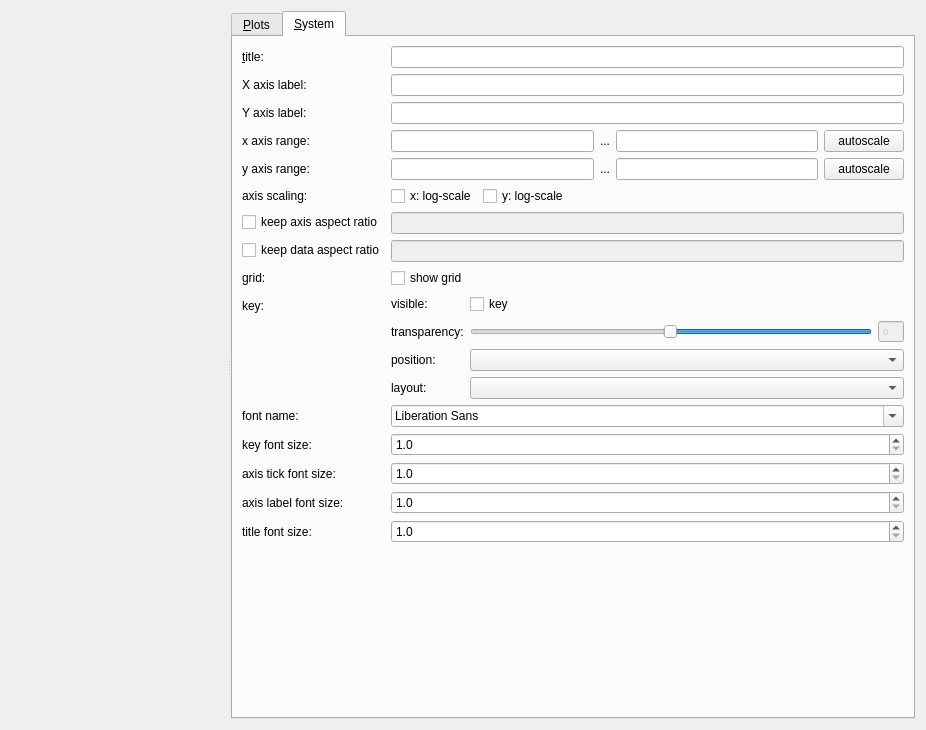
jkriege2/QuickFit3, file plugins/table/qfrdrtableplotwidget.ui: the form before one commit.
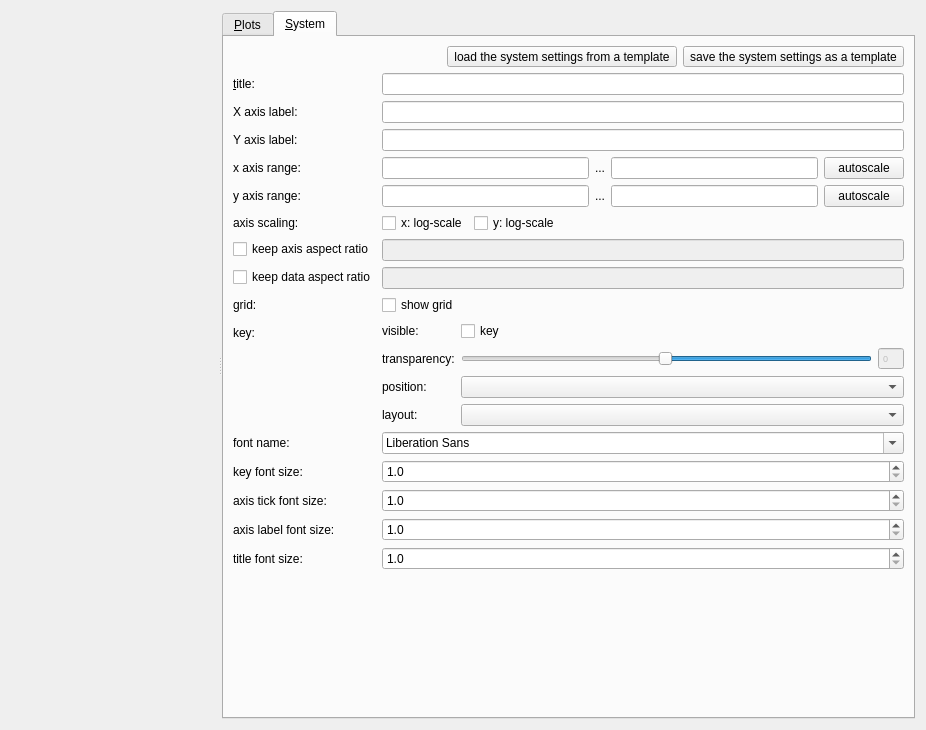
The form after the commit. The open tabs and pages were chosen to show the change. Icons and pictures are not drawn. Custom widgets are drawn as their Qt base class.

Commit message: QuickFit3/table: added possibility to save/load graph settings to/from template file LIB/Qt/JKQtPlotter: improved placement of key and outside-elements (color bars ...) QuickFit3/imFCS: bugfix: column name for overview plot QuickFit3/SPIMB040: save/load optics setup now also save global QFExtension settings of all hardware control plugins, if they implement QFExtensionGlobalSettingsReadWrite

The edit to the form file:
```diff
--- a/plugins/table/qfrdrtableplotwidget.ui
+++ b/plugins/table/qfrdrtableplotwidget.ui
@@ -1302,7 +1302,7 @@
         <string>&amp;System</string>
        </attribute>
        <layout class="QFormLayout" name="formLayout_3">
-        <item row="0" column="0">
+        <item row="3" column="0">
          <widget class="QLabel" name="label_9">
           <property name="text">
            <string>&amp;title:</string>
@@ -1312,10 +1312,17 @@
           </property>
          </widget>
         </item>
-        <item row="0" column="1">
-         <widget class="QLineEdit" name="edtTitle"/>
+        <item row="3" column="1">
+         <widget class="QLineEdit" name="edtTitle">
+          <property name="sizePolicy">
+           <sizepolicy hsizetype="MinimumExpanding" vsizetype="Fixed">
+            <horstretch>0</horstretch>
+            <verstretch>0</verstretch>
+           </sizepolicy>
+          </property>
+         </widget>
         </item>
-        <item row="1" column="0">
+        <item row="4" column="0">
          <widget class="QLabel" name="label_7">
           <property name="text">
            <string>X axis label:</string>
@@ -1325,10 +1332,17 @@
           </property>
          </widget>
         </item>
-        <item row="1" column="1">
-         <widget class="QLineEdit" name="edtXLabel"/>
+        <item row="4" column="1">
+         <widget class="QLineEdit" name="edtXLabel">
+          <property name="sizePolicy">
+           <sizepolicy hsizetype="MinimumExpanding" vsizetype="Fixed">
+            <horstretch>0</horstretch>
+            <verstretch>0</verstretch>
+           </sizepolicy>
+          </property>
+         </widget>
         </item>
-        <item row="2" column="0">
+        <item row="5" column="0">
          <widget class="QLabel" name="label_8">
           <property name="text">
            <string>Y axis label:</string>
@@ -1338,10 +1352,17 @@
           </property>
          </widget>
         </item>
-        <item row="2" column="1">
-         <widget class="QLineEdit" name="edtYLabel"/>
+        <item row="5" column="1">
+         <widget class="QLineEdit" name="edtYLabel">
+          <property name="sizePolicy">
+           <sizepolicy hsizetype="MinimumExpanding" vsizetype="Fixed">
+            <horstretch>0</horstretch>
+            <verstretch>0</verstretch>
+           </sizepolicy>
+          </property>
+         </widget>
         </item>
-        <item row="3" column="0">
+        <item row="6" column="0">
          <widget class="QLabel" name="label_10">
           <property name="text">
            <string>x axis range:</string>
@@ -1351,10 +1372,17 @@
           </property>
          </widget>
         </item>
-        <item row="3" column="1">
+        <item row="6" column="1">
          <layout class="QHBoxLayout" name="horizontalLayout_3">
           <item>
-           <widget class="QFDoubleEdit" name="edtXMin"/>
+           <widget class="QFDoubleEdit" name="edtXMin">
+            <property name="sizePolicy">
+             <sizepolicy hsizetype="MinimumExpanding" vsizetype="Fixed">
+              <horstretch>0</horstretch>
+              <verstretch>0</verstretch>
+             </sizepolicy>
+            </property>
+           </widget>
           </item>
           <item>
            <widget class="QLabel" name="label_13">
@@ -1364,7 +1392,14 @@
            </widget>
           </item>
           <item>
-           <widget class="QFDoubleEdit" name="edtXMax"/>
+           <widget class="QFDoubleEdit" name="edtXMax">
+            <property name="sizePolicy">
+             <sizepolicy hsizetype="MinimumExpanding" vsizetype="Fixed">
+              <horstretch>0</horstretch>
+              <verstretch>0</verstretch>
+             </sizepolicy>
+            </property>
+           </widget>
           </item>
           <item>
            <widget class="QPushButton" name="btnAutoscaleX">
@@ -1375,7 +1410,7 @@
           </item>
          </layout>
         </item>
-        <item row="4" column="0">
+        <item row="7" column="0">
          <widget class="QLabel" name="label_11">
           <property name="text">
            <string>y axis range:</string>
@@ -1385,10 +1420,17 @@
           </property>
          </widget>
         </item>
-        <item row="4" column="1">
+        <item row="7" column="1">
          <layout class="QHBoxLayout" name="horizontalLayout_4">
           <item>
-           <widget class="QFDoubleEdit" name="edtYMin"/>
+           <widget class="QFDoubleEdit" name="edtYMin">
+            <property name="sizePolicy">
+             <sizepolicy hsizetype="MinimumExpanding" vsizetype="Fixed">
+              <horstretch>0</horstretch>
+              <verstretch>0</verstretch>
+             </sizepolicy>
+            </property>
+           </widget>
           </item>
           <item>
            <widget class="QLabel" name="label_14">
@@ -1398,7 +1440,14 @@
            </widget>
           </item>
           <item>
-           <widget class="QFDoubleEdit" name="edtYMax"/>
+           <widget class="QFDoubleEdit" name="edtYMax">
+            <property name="sizePolicy">
+             <sizepolicy hsizetype="MinimumExpanding" vsizetype="Fixed">
+              <horstretch>0</horstretch>
+              <verstretch>0</verstretch>
+             </sizepolicy>
+            </property>
+           </widget>
           </item>
           <item>
            <widget class="QPushButton" name="btnAutoscaleY">
@@ -1409,7 +1458,7 @@
           </item>
          </layout>
         </item>
-        <item row="5" column="0">
+        <item row="8" column="0">
          <widget class="QLabel" name="label_12">
           <property name="text">
            <string>axis scaling:</string>
@@ -1419,7 +1468,7 @@
           </property>
          </widget>
         </item>
-        <item row="5" column="1">
+        <item row="8" column="1">
          <layout class="QHBoxLayout" name="horizontalLayout_2">
           <item>
            <widget class="QCheckBox" name="chkLogX">
@@ -1450,7 +1499,47 @@
           </item>
          </layout>
         </item>
-        <item row="8" column="0">
+        <item row="9" column="0">
+         <widget class="QCheckBox" name="chkKeepAxisAspect">
+          <property name="text">
+           <string>keep axis aspect ratio</string>
+          </property>
+         </widget>
+        </item>
+        <item row="9" column="1">
+         <widget class="QFDoubleEdit" name="edtAxisAspect">
+          <property name="enabled">
+           <bool>false</bool>
+          </property>
+          <property name="sizePolicy">
+           <sizepolicy hsizetype="MinimumExpanding" vsizetype="Fixed">
+            <horstretch>0</horstretch>
+            <verstretch>0</verstretch>
+           </sizepolicy>
+          </property>
+         </widget>
+        </item>
+        <item row="10" column="0">
+         <widget class="QCheckBox" name="chkKeepDataAspect">
+          <property name="text">
+           <string>keep data aspect ratio</string>
+          </property>
+         </widget>
+        </item>
+        <item row="10" column="1">
+         <widget class="QFDoubleEdit" name="edtDataAspect">
+          <property name="enabled">
+           <bool>false</bool>
+          </property>
+          <property name="sizePolicy">
+           <sizepolicy hsizetype="MinimumExpanding" vsizetype="Fixed">
+            <horstretch>0</horstretch>
+            <verstretch>0</verstretch>
+           </sizepolicy>
+          </property>
+         </widget>
+        </item>
+        <item row="11" column="0">
          <widget class="QLabel" name="label_16">
           <property name="text">
            <string>grid:</string>
@@ -1460,14 +1549,14 @@
           </property>
          </widget>
         </item>
-        <item row="8" column="1">
+        <item row="11" column="1">
          <widget class="QCheckBox" name="chkGrid">
           <property name="text">
            <string>show grid</string>
           </property>
          </widget>
         </item>
-        <item row="9" column="0">
+        <item row="12" column="0">
          <widget class="QLabel" name="label_15">
           <property name="text">
            <string>key:</string>
@@ -1477,124 +1566,7 @@
           </property>
          </widget>
         </item>
-        <item row="10" column="0">
-         <widget class="QLabel" name="label_17">
-          <property name="text">
-           <string>font name:</string>
-          </property>
-          <property name="buddy">
-           <cstring>cmbFontname</cstring>
-          </property>
-         </widget>
-        </item>
-        <item row="10" column="1">
-         <widget class="QFontComboBox" name="cmbFontname"/>
-        </item>
-        <item row="11" column="0">
-         <widget class="QLabel" name="label_18">
-          <property name="text">
-           <string>key font size:</string>
-          </property>
-          <property name="buddy">
-           <cstring>spinKeyFontSize</cstring>
-          </property>
-         </widget>
-        </item>
-        <item row="11" column="1">
-         <widget class="QDoubleSpinBox" name="spinKeyFontSize">
-          <property name="sizePolicy">
-           <sizepolicy hsizetype="Minimum" vsizetype="Fixed">
-            <horstretch>0</horstretch>
-            <verstretch>0</verstretch>
-           </sizepolicy>
-          </property>
-          <property name="decimals">
-           <number>1</number>
-          </property>
-          <property name="minimum">
-           <double>1.000000000000000</double>
-          </property>
-          <property name="maximum">
-           <double>256.000000000000000</double>
-          </property>
-         </widget>
-        </item>
-        <item row="12" column="0">
-         <widget class="QLabel" name="label_19">
-          <property name="text">
-           <string>axis tick font size:</string>
-          </property>
-          <property name="buddy">
-           <cstring>spinAxisFontSize</cstring>
-          </property>
-         </widget>
-        </item>
         <item row="12" column="1">
-         <widget class="QDoubleSpinBox" name="spinAxisFontSize">
-          <property name="sizePolicy">
-           <sizepolicy hsizetype="Minimum" vsizetype="Fixed">
-            <horstretch>0</horstretch>
-            <verstretch>0</verstretch>
-           </sizepolicy>
-          </property>
-          <property name="decimals">
-           <number>1</number>
-          </property>
-          <property name="minimum">
-           <double>1.000000000000000</double>
-          </property>
-          <property name="maximum">
-           <double>256.000000000000000</double>
-          </property>
-         </widget>
-        </item>
-        <item row="13" column="0">
-         <widget class="QLabel" name="label_20">
-          <property name="text">
-           <string>axis label font size:</string>
-          </property>
-          <property name="buddy">
-           <cstring>spinAxisLabelFontSize</cstring>
-          </property>
-         </widget>
-        </item>
-        <item row="13" column="1">
-         <widget class="QDoubleSpinBox" name="spinAxisLabelFontSize">
-          <property name="decimals">
-           <number>1</number>
-          </property>
-          <property name="minimum">
-           <double>1.000000000000000</double>
-          </property>
-          <property name="maximum">
-           <double>256.000000000000000</double>
-          </property>
-         </widget>
-        </item>
-        <item row="14" column="0">
-         <widget class="QLabel" name="label_21">
-          <property name="text">
-           <string>title font size:</string>
-          </property>
-          <property name="buddy">
-           <cstring>spinTitleFontSize</cstring>
-          </property>
-         </widget>
-        </item>
-        <item row="14" column="1">
-         <widget class="QDoubleSpinBox" name="spinTitleFontSize">
-          <property name="decimals">
-           <number>1</number>
-          </property>
-          <property name="minimum">
-           <double>1.000000000000000</double>
-          </property>
-          <property name="maximum">
-           <double>256.000000000000000</double>
-          </property>
-         </widget>
-        </item>
-        <item row="9" column="1">
          <layout class="QFormLayout" name="formLayout_2">
           <property name="fieldGrowthPolicy">
            <enum>QFormLayout::AllNonFixedFieldsGrow</enum>
@@ -1630,6 +1602,12 @@
            <layout class="QHBoxLayout" name="horizontalLayout_6">
             <item>
              <widget class="QSlider" name="sliderKeyTransparency">
+              <property name="sizePolicy">
+               <sizepolicy hsizetype="MinimumExpanding" vsizetype="Fixed">
+                <horstretch>0</horstretch>
+                <verstretch>0</verstretch>
+               </sizepolicy>
+              </property>
               <property name="minimumSize">
                <size>
                 <width>32</width>
@@ -1696,7 +1674,14 @@
            </widget>
           </item>
           <item row="2" column="1">
-           <widget class="JKQTPkeyPositionComboBox" name="cmbKeyPosition"/>
+           <widget class="JKQTPkeyPositionComboBox" name="cmbKeyPosition">
+            <property name="sizePolicy">
+             <sizepolicy hsizetype="MinimumExpanding" vsizetype="Fixed">
+              <horstretch>0</horstretch>
+              <verstretch>0</verstretch>
+             </sizepolicy>
+            </property>
+           </widget>
           </item>
           <item row="3" column="0">
            <widget class="QLabel" name="label_36">
@@ -1709,38 +1694,171 @@
            </widget>
           </item>
           <item row="3" column="1">
-           <widget class="JKQTPkeyLayoutComboBox" name="cmbKeyLayout"/>
+           <widget class="JKQTPkeyLayoutComboBox" name="cmbKeyLayout">
+            <property name="sizePolicy">
+             <sizepolicy hsizetype="MinimumExpanding" vsizetype="Fixed">
+              <horstretch>0</horstretch>
+              <verstretch>0</verstretch>
+             </sizepolicy>
+            </property>
+           </widget>
           </item>
          </layout>
         </item>
-        <item row="6" column="0">
-         <widget class="QCheckBox" name="chkKeepAxisAspect">
+        <item row="13" column="0">
+         <widget class="QLabel" name="label_17">
           <property name="text">
-           <string>keep axis aspect ratio</string>
+           <string>font name:</string>
           </property>
          </widget>
         </item>
-        <item row="6" column="1">
-         <widget class="QFDoubleEdit" name="edtAxisAspect">
-          <property name="enabled">
-           <bool>false</bool>
+        <item row="13" column="1">
+         <widget class="QFontComboBox" name="cmbFontname">
+          <property name="sizePolicy">
+           <sizepolicy hsizetype="MinimumExpanding" vsizetype="Fixed">
+            <horstretch>0</horstretch>
+            <verstretch>0</verstretch>
+           </sizepolicy>
           </property>
          </widget>
         </item>
-        <item row="7" column="1">
-         <widget class="QFDoubleEdit" name="edtDataAspect">
-          <property name="enabled">
-           <bool>false</bool>
+        <item row="14" column="0">
+         <widget class="QLabel" name="label_18">
+          <property name="text">
+           <string>key font size:</string>
           </property>
          </widget>
         </item>
-        <item row="7" column="0">
-         <widget class="QCheckBox" name="chkKeepDataAspect">
+        <item row="14" column="1">
+         <widget class="QDoubleSpinBox" name="spinKeyFontSize">
+          <property name="sizePolicy">
+           <sizepolicy hsizetype="Minimum" vsizetype="Fixed">
+            <horstretch>0</horstretch>
+            <verstretch>0</verstretch>
+           </sizepolicy>
+          </property>
+          <property name="decimals">
+           <number>1</number>
+          </property>
+          <property name="minimum">
+           <double>1.000000000000000</double>
+          </property>
+          <property name="maximum">
+           <double>256.000000000000000</double>
+          </property>
+         </widget>
+        </item>
+        <item row="15" column="0">
+         <widget class="QLabel" name="label_19">
           <property name="text">
-           <string>keep data aspect ratio</string>
+           <string>axis tick font size:</string>
           </property>
          </widget>
         </item>
+        <item row="15" column="1">
+         <widget class="QDoubleSpinBox" name="spinAxisFontSize">
+          <property name="sizePolicy">
+           <sizepolicy hsizetype="Minimum" vsizetype="Fixed">
+            <horstretch>0</horstretch>
+            <verstretch>0</verstretch>
+           </sizepolicy>
+          </property>
+          <property name="decimals">
+           <number>1</number>
+          </property>
+          <property name="minimum">
+           <double>1.000000000000000</double>
+          </property>
+          <property name="maximum">
+           <double>256.000000000000000</double>
+          </property>
+         </widget>
+        </item>
+        <item row="16" column="0">
+         <widget class="QLabel" name="label_20">
+          <property name="text">
+           <string>axis label font size:</string>
+          </property>
+          <property name="buddy">
+           <cstring>spinAxisLabelFontSize</cstring>
+          </property>
+         </widget>
+        </item>
+        <item row="16" column="1">
+         <widget class="QDoubleSpinBox" name="spinAxisLabelFontSize">
+          <property name="decimals">
+           <number>1</number>
+          </property>
+          <property name="minimum">
+           <double>1.000000000000000</double>
+          </property>
+          <property name="maximum">
+           <double>256.000000000000000</double>
+          </property>
+         </widget>
+        </item>
+        <item row="17" column="0">
+         <widget class="QLabel" name="label_21">
+          <property name="text">
+           <string>title font size:</string>
+          </property>
+          <property name="buddy">
+           <cstring>spinTitleFontSize</cstring>
+          </property>
+         </widget>
+        </item>
+        <item row="17" column="1">
+         <widget class="QDoubleSpinBox" name="spinTitleFontSize">
+          <property name="decimals">
+           <number>1</number>
+          </property>
+          <property name="minimum">
+           <double>1.000000000000000</double>
+          </property>
+          <property name="maximum">
+           <double>256.000000000000000</double>
+          </property>
+         </widget>
+        </item>
+        <item row="2" column="1">
+         <layout class="QHBoxLayout" name="horizontalLayout_14">
+          <item>
+           <spacer name="horizontalSpacer_3">
+            <property name="orientation">
+             <enum>Qt::Horizontal</enum>
+            </property>
+            <property name="sizeHint" stdset="0">
+             <size>
+              <width>40</width>
+              <height>20</height>
+             </size>
+            </property>
+           </spacer>
+          </item>
+          <item>
+           <widget class="QToolButton" name="btnLoadSystem">
+            <property name="text">
+             <string>load the system settings from a template</string>
+            </property>
+            <property name="icon">
+             <iconset resource="qfrdrtable.qrc">
+              <normaloff>:/table/fileopen.png</normaloff>:/table/fileopen.png</iconset>
+            </property>
+           </widget>
+          </item>
+          <item>
+           <widget class="QToolButton" name="btnSaveSystem">
+            <property name="text">
+             <string>save the system settings as a template</string>
+            </property>
+            <property name="icon">
+             <iconset resource="qfrdrtable.qrc">
+              <normaloff>:/table/filesave.png</normaloff>:/table/filesave.png</iconset>
+            </property>
+           </widget>
+          </item>
+         </layout>
+        </item>
        </layout>
       </widget>
      </widget>
```
Left out of the diff: 115 changed lines with no effect on the pictures. The commit also changes 28 other files.
